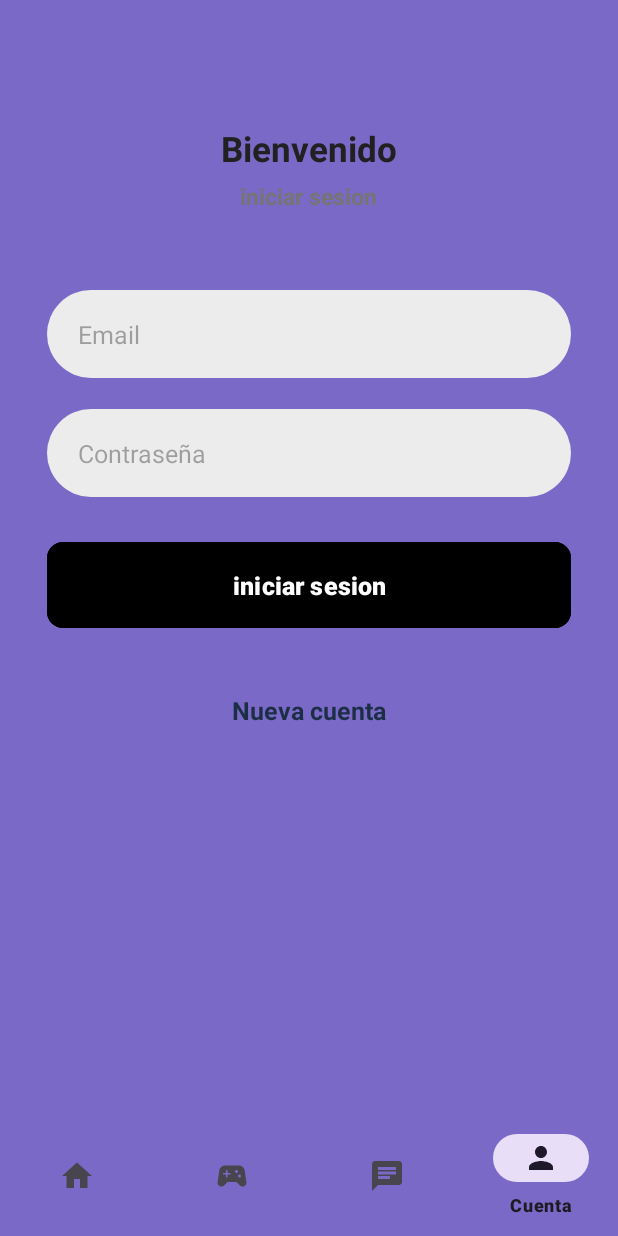
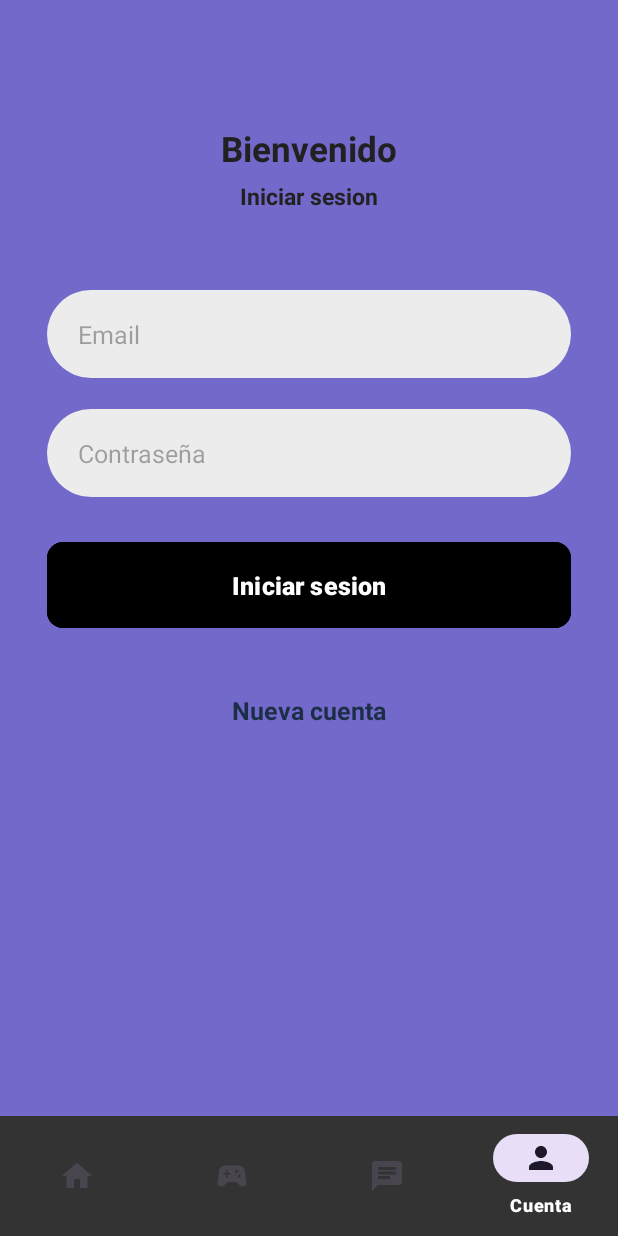
Before and after one commit to CesarEnriqueSalas/AlternativeDex, an Android app: the screen it shows after launch (MainActivity), item 4 of the bottom bar chosen, on a phone screen of 412 x 824 dp. Run offline under Robolectric (Android 15) with nearby library versions, the phone set to English and light mode, and no system bars; our stand-ins replace Firebase (no records; nobody signed in at launch, a user with empty details on screens opened directly), sdp/ssp sizes; pictures from the network do not load.

Commit message:
Cambios en los xml, ahora el valor de los backgrounds esta en el colors.xml, junto con la creacion de TournamentsActivity.java y activity_tournaments.xml, junto con mejora en la funcionalidad del HomeFragment.java

```diff
--- a/app/src/main/AndroidManifest.xml
+++ b/app/src/main/AndroidManifest.xml
@@ -14,6 +14,9 @@
         android:supportsRtl="true"
         android:theme="@style/Theme.AlternativeDex"
         tools:targetApi="31">
+        <activity
+            android:name=".activities.TournamentsActivity"
+            android:exported="false" />
         <activity
             android:name=".activities.MainActivity"
             android:exported="true">
@@ -39,7 +42,7 @@
             android:name=".firebase.MessagingService"
             android:exported="false">
             <intent-filter>
-                <action android:name="com.google.firebase.MESSAGING_EVENT"/>
+                <action android:name="com.google.firebase.MESSAGING_EVENT" />
             </intent-filter>
         </service>
     </application>
--- a/app/src/main/res/layout/activity_main.xml
+++ b/app/src/main/res/layout/activity_main.xml
@@ -6,7 +6,7 @@
     android:layout_height="match_parent"
     tools:context=".activities.MainActivity"
     android:orientation="vertical"
-    android:background="#7b69c7">
+    android:background="@color/purple">
 
     <FrameLayout
         android:id="@+id/frame"
@@ -19,7 +19,8 @@
         android:layout_width="match_parent"
         android:layout_height="wrap_content"
         app:layout_constraintBottom_toBottomOf="@id/frame"
-        android:background="#7b69c7"
+        android:background="@color/my_toolbar_icon_color"
+        app:itemTextColor="@color/white"
         app:menu="@menu/bottom_nav_menu"/>
 
 </LinearLayout>
--- a/app/src/main/res/layout/fragment_sing_in.xml
+++ b/app/src/main/res/layout/fragment_sing_in.xml
@@ -32,7 +32,7 @@
                 android:layout_height="wrap_content"
                 android:layout_marginTop="@dimen/_4sdp"
                 android:text="@string/iniciaSesion"
-                android:textColor="@color/secondary_text"
+                android:textColor="@color/primary_text"
                 android:textSize="@dimen/_12ssp"
                 android:textStyle="bold"/>
             <EditText
--- a/app/src/main/res/menu/bottom_nav_menu.xml
+++ b/app/src/main/res/menu/bottom_nav_menu.xml
@@ -3,21 +3,21 @@
     <item
         android:id="@+id/home"
         android:icon="@drawable/icon_home"
-        android:title="Pokedex"
+        android:title="@string/menuPokedex"
         />
     <item
         android:id="@+id/tournaments"
         android:icon="@drawable/tournaments_icon"
-        android:title="Torneos"
+        android:title="@string/torneos"
         />
     <item
         android:id="@+id/chat"
         android:icon="@drawable/chat_icon"
-        android:title="Chat"
+        android:title="@string/chat"
         />
     <item
         android:id="@+id/profile"
         android:icon="@drawable/person_icon"
-        android:title="Cuenta"
+        android:title="@string/cuenta"
         />
 </menu>
--- a/app/src/main/res/values/colors.xml
+++ b/app/src/main/res/values/colors.xml
@@ -4,7 +4,7 @@
     <color name="white">#FFFFFFFF</color>
     <color name="red"> #a93226 </color>
     <color name="grey">#a9a0a0</color>
-
+    <color name="purple">#7269cb</color>
     //cuenta y chat
     <color name="primary">#1C2E46</color>
     <color name="primary_dark">#142232</color>
--- a/app/src/main/res/values/strings.xml
+++ b/app/src/main/res/values/strings.xml
@@ -20,7 +20,7 @@
 
 
     <string name="bienvenido">Bienvenido</string>
-    <string name="iniciaSesion">iniciar sesion</string>
+    <string name="iniciaSesion">Iniciar sesion</string>
     <string name="email">Email</string>
     <string name="contrasena">Contraseña</string>
     <string name="nueva_cuenta">Nueva cuenta</string>
@@ -41,4 +41,8 @@
     <string name="gen_8">Gen 8</string>
     <string name="todo">TODO</string>
     <string name="regional_tournaments">Regional Tournaments</string>
+    <string name="menuPokedex">Pokedex</string>
+    <string name="torneos">Torneos</string>
+    <string name="chat">Chat</string>
+    <string name="cuenta">Cuenta</string>
 </resources>
```
Also changed, not shown: app/src/main/java/projectofinal/alternativedex/activities/TournamentsActivity.java (added, +70 -0 lines), app/src/main/java/projectofinal/alternativedex/adapter/ListaTournamentsAdapter.java (+13 -2 lines), app/src/main/java/projectofinal/alternativedex/fragments/HomeFragment.java (+25 -26 lines), app/src/main/java/projectofinal/alternativedex/models/Tournaments.java (+17 -0 lines), app/src/main/res/layout/activity_tournaments.xml (added, +53 -0 lines), app/src/main/res/layout/fragment_home.xml (+4 -3 lines).
